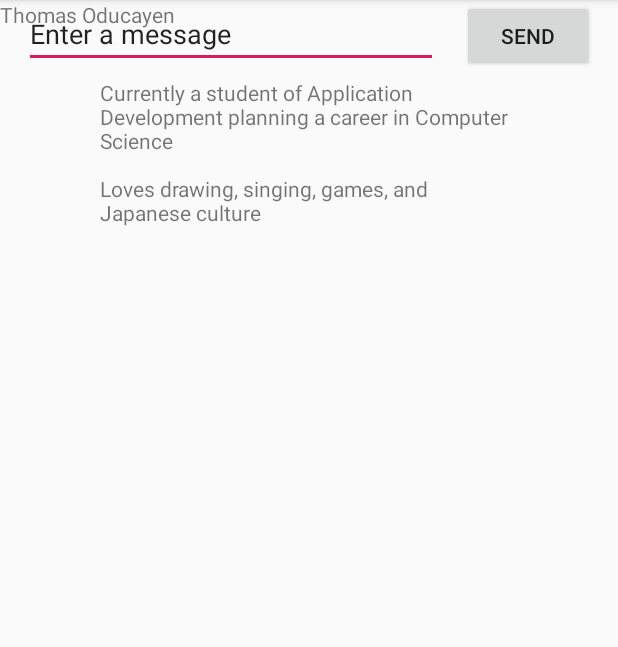
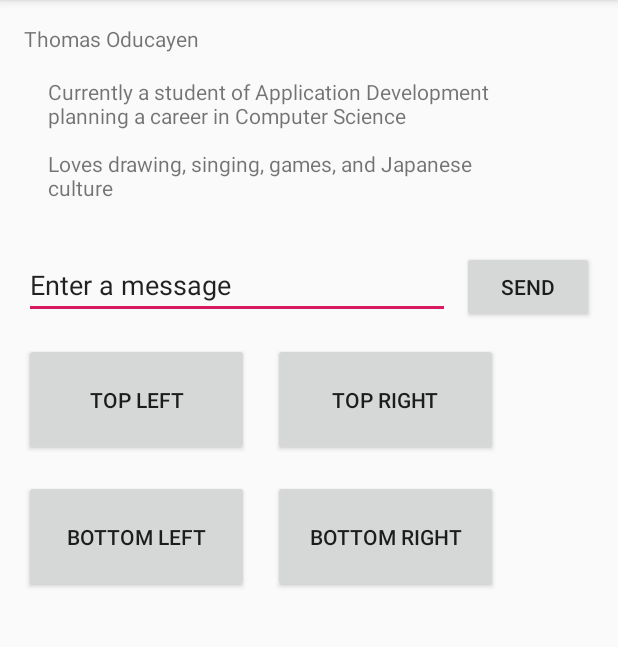
Before and after one commit to tcoducayen/AD340_Mobile_App, an Android app: the screen it shows after launch (MainActivity), on a phone screen of 412 x 824 dp, the part 84-731 px from its top. Run offline under Robolectric (Android 15) with nearby library versions, the phone set to English and light mode, and no system bars.

Commit message:
updated the constraints on layout

```diff
--- a/app/src/main/res/layout/activity_main.xml
+++ b/app/src/main/res/layout/activity_main.xml
@@ -8,43 +8,49 @@
 
     <!--Static Text-->
     <TextView
-        android:id="@+id/editText"
-        android:layout_width="191dp"
-        android:layout_height="52dp"
+        android:id="@+id/TextViewName"
+        android:layout_width="wrap_content"
+        android:layout_height="wrap_content"
+        android:layout_marginStart="16dp"
+        android:layout_marginLeft="16dp"
+        android:layout_marginTop="16dp"
         android:background="@null"
         android:ems="10"
         android:text="@string/my_name"
-        tools:layout_editor_absoluteX="16dp"
-        tools:layout_editor_absoluteY="16dp" />
+        app:layout_constraintStart_toStartOf="parent"
+        app:layout_constraintTop_toTopOf="parent" />
 
     <TextView
-        android:id="@+id/editText2"
-        android:layout_width="279dp"
-        android:layout_height="110dp"
+        android:id="@+id/TextViewInfo"
+        android:layout_width="300dp"
+        android:layout_height="100dp"
+        android:layout_marginStart="32dp"
+        android:layout_marginLeft="32dp"
+        android:layout_marginTop="16dp"
         android:background="@null"
         android:ems="10"
         android:inputType="textMultiLine"
         android:text="@string/personal_description"
-        app:layout_constraintBottom_toBottomOf="parent"
-        app:layout_constraintEnd_toEndOf="parent"
         app:layout_constraintStart_toStartOf="parent"
-        app:layout_constraintTop_toBottomOf="@+id/editText"
-        app:layout_constraintVertical_bias="0.0" />
+        app:layout_constraintTop_toBottomOf="@+id/TextViewName" />
 
-    <!--Editable Text-->
+    <!--Send Button-->
     <EditText
-        android:id="@+id/editText3"
+        android:id="@+id/editText"
         android:layout_width="0dp"
         android:layout_height="wrap_content"
         android:layout_marginStart="16dp"
         android:layout_marginLeft="16dp"
+        android:layout_marginTop="16dp"
+        android:layout_marginEnd="8dp"
+        android:layout_marginRight="8dp"
         android:ems="10"
         android:inputType="textPersonName"
         android:text="@string/edit_messages"
         app:layout_constraintEnd_toStartOf="@+id/button"
-        app:layout_constraintHorizontal_bias="0.5"
+        app:layout_constraintHorizontal_bias="0.0"
         app:layout_constraintStart_toStartOf="parent"
-        tools:layout_editor_absoluteY="195dp" />
+        app:layout_constraintTop_toBottomOf="@+id/TextViewInfo" />
 
     <Button
         android:id="@+id/button"
@@ -52,20 +58,67 @@
         android:layout_height="wrap_content"
         android:layout_marginStart="16dp"
         android:layout_marginLeft="16dp"
+        android:layout_marginTop="16dp"
         android:layout_marginEnd="16dp"
         android:layout_marginRight="16dp"
         android:text="@string/button_send"
         app:layout_constraintEnd_toEndOf="parent"
         app:layout_constraintHorizontal_bias="0.5"
         app:layout_constraintStart_toEndOf="@+id/editText3"
-        tools:layout_editor_absoluteY="192dp" />
+        app:layout_constraintTop_toBottomOf="@+id/TextViewInfo" />
 
     <android.support.constraint.Guideline
         android:id="@+id/guideline"
         android:layout_width="wrap_content"
         android:layout_height="wrap_content"
         android:orientation="horizontal"
-        app:layout_constraintGuide_begin="20dp" />
+        app:layout_constraintGuide_end="709dp" />
+
+    <!--2x2 Button Grid-->
+    <Button
+        android:id="@+id/tlButton"
+        android:layout_width="150dp"
+        android:layout_height="75dp"
+        android:layout_marginStart="16dp"
+        android:layout_marginLeft="16dp"
+        android:layout_marginTop="16dp"
+        android:onClick="displayToastMsg"
+        android:text="Top Left"
+        app:layout_constraintStart_toStartOf="parent"
+        app:layout_constraintTop_toBottomOf="@+id/editText" />
+
+    <Button
+        android:id="@+id/trButton"
+        android:layout_width="150dp"
+        android:layout_height="75dp"
+        android:layout_marginStart="16dp"
+        android:layout_marginLeft="16dp"
+        android:layout_marginTop="16dp"
+        android:text="Top Right"
+        app:layout_constraintStart_toEndOf="@+id/tlButton"
+        app:layout_constraintTop_toBottomOf="@+id/editText" />
+
+    <Button
+        android:id="@+id/blButton"
+        android:layout_width="150dp"
+        android:layout_height="75dp"
+        android:layout_marginStart="16dp"
+        android:layout_marginLeft="16dp"
+        android:layout_marginTop="16dp"
+        android:text="Bottom Left"
+        app:layout_constraintStart_toStartOf="parent"
+        app:layout_constraintTop_toBottomOf="@+id/tlButton" />
+
+    <Button
+        android:id="@+id/brButton"
+        android:layout_width="150dp"
+        android:layout_height="75dp"
+        android:layout_marginStart="16dp"
+        android:layout_marginLeft="16dp"
+        android:layout_marginTop="16dp"
+        android:text="Bottom Right"
+        app:layout_constraintStart_toEndOf="@+id/blButton"
+        app:layout_constraintTop_toBottomOf="@+id/trButton" />
 
 
 </android.support.constraint.ConstraintLayout>
```
